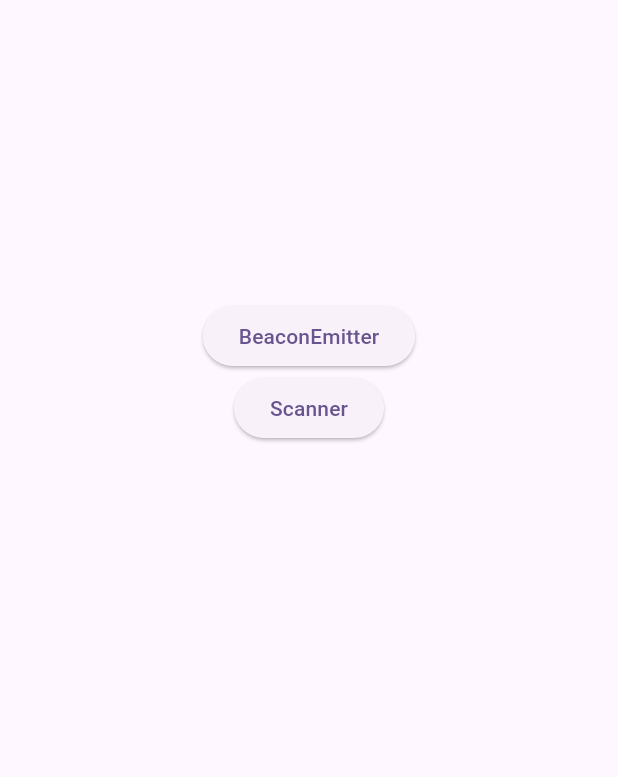
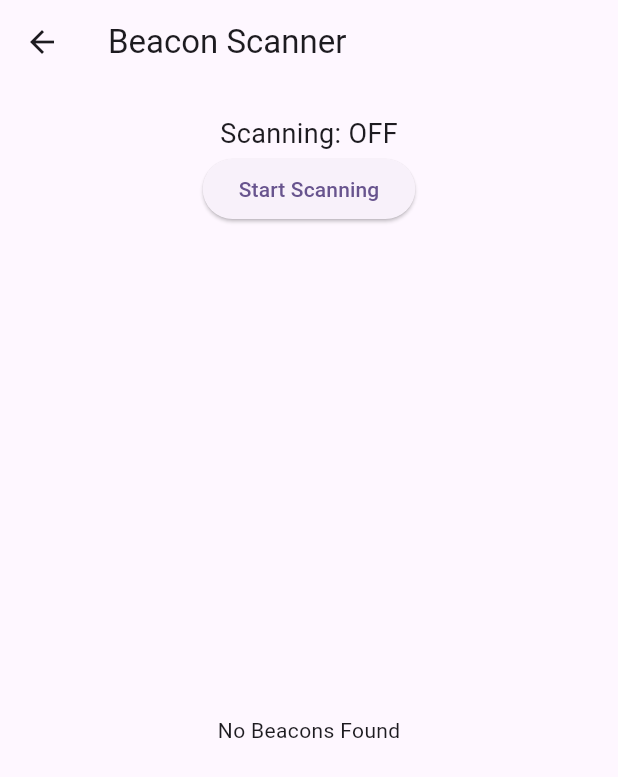
Before and after one commit to abhishekkhatiwada/OrderSaman, a Flutter app: the screen it shows after launch, after a tap on "Scanner", on a phone screen of 412 x 824 dp. Shown: the top 777 px of the screen. Run offline on Flutter 3.47's test engine with Material 3 defaults, Android fonts, the phone set to English and light mode, and no system bars; our stand-ins replace permission_handler; missing offline and left inert: beacon_broadcast, flutter_beacon.

Commit message:
fixes on ios

```diff
--- a/lib/beacon_scanner.dart
+++ b/lib/beacon_scanner.dart
@@ -1,107 +1,103 @@
-// import 'dart:async';
+import 'dart:async';
 
-// import 'package:flutter/material.dart';
-// import 'package:flutter_beacon/flutter_beacon.dart';
-// import 'package:permission_handler/permission_handler.dart';
+import 'package:flutter/material.dart';
+import 'package:flutter_beacon/flutter_beacon.dart';
+import 'package:permission_handler/permission_handler.dart';
 
-// class BeaconScannerApp extends StatefulWidget {
-//   const BeaconScannerApp({super.key});
+class BeaconScannerApp extends StatefulWidget {
+  const BeaconScannerApp({super.key});
 
-//   @override
-//   State<BeaconScannerApp> createState() => _BeaconScannerAppState();
-// }
+  @override
+  State<BeaconScannerApp> createState() => _BeaconScannerAppState();
+}
 
-// class _BeaconScannerAppState extends State<BeaconScannerApp> {
-//   bool isScanning = false;
-//   StreamSubscription<RangingResult>? _scanStream;
-//   List<Beacon> _beacons = [];
+class _BeaconScannerAppState extends State<BeaconScannerApp> {
+  bool isScanning = false;
+  StreamSubscription<RangingResult>? _scanStream;
+  List<Beacon> _beacons = [];
 
-//   @override
-//   void initState() {
-//     super.initState();
-//     _requestPermissions();
-//   }
+  @override
+  void initState() {
+    super.initState();
+    _requestPermissions();
+  }
 
-//   Future<void> _requestPermissions() async {
-//     await [
-//       Permission.bluetoothScan,
-//       Permission.bluetoothConnect,
-//       Permission.locationAlways,
-//       Permission.locationWhenInUse
-//     ].request();
-//   }
+  Future<void> _requestPermissions() async {
+    await [
+      Permission.bluetoothScan,
+      Permission.bluetoothConnect,
+      Permission.locationAlways,
+      Permission.locationWhenInUse
+    ].request();
+  }
 
-//   void _startScanning() async {
-//     if (isScanning) return;
+  void _startScanning() async {
+    if (isScanning) return;
 
-//     await flutterBeacon.initializeScanning;
-//     if (await flutterBeacon.bluetoothState != BluetoothState.stateOn) {
-//       debugPrint('Bluetooth is OFF');
-//       return;
-//     }
+    await flutterBeacon.initializeScanning;
+    if (await flutterBeacon.bluetoothState != BluetoothState.stateOn) {
+      debugPrint('Bluetooth is OFF');
+      return;
+    }
 
-//     final region = Region(
-//       identifier: 'TestRegion',
-//       proximityUUID:
-//           'E2C56DB5-DFFB-48D2-B060-D0F5A71096E0', // Replace with your beacon UUID
-//     );
+    final region = Region(
+      identifier: 'TestRegion',
+      proximityUUID: 'E2C56DB5-DFFB-48D2-B060-D0F5A71096E0',
+    );
 
-//     _scanStream =
-//         flutterBeacon.ranging([region]).listen((RangingResult result) {
-//       setState(() {
-//         _beacons = result.beacons;
-//         isScanning = true;
-//       });
-//     });
-//   }
+    _scanStream =
+        flutterBeacon.ranging([region]).listen((RangingResult result) {
+      setState(() {
+        _beacons = result.beacons;
+        isScanning = true;
+      });
+    });
+  }
 
-//   void _stopScanning() {
-//     _scanStream?.cancel();
-//     setState(() {
-//       isScanning = false;
-//       _beacons.clear();
-//     });
-//   }
+  void _stopScanning() {
+    _scanStream?.cancel();
+    setState(() {
+      isScanning = false;
+      _beacons.clear();
+    });
+  }
 
-//   @override
-//   void dispose() {
-//     _scanStream?.cancel();
-//     super.dispose();
-//   }
+  @override
+  void dispose() {
+    _scanStream?.cancel();
+    super.dispose();
+  }
 
-//   @override
-//   Widget build(BuildContext context) {
-//     return MaterialApp(
-//       debugShowCheckedModeBanner: false,
-//       home: Scaffold(
-//         appBar: AppBar(title: const Text("Beacon Scanner")),
-//         body: Column(
-//           children: [
-//             const SizedBox(height: 20),
-//             Text("Scanning: ${isScanning ? "ON" : "OFF"}",
-//                 style: const TextStyle(fontSize: 18)),
-//             ElevatedButton(
-//               onPressed: isScanning ? _stopScanning : _startScanning,
-//               child: Text(isScanning ? "Stop Scanning" : "Start Scanning"),
-//             ),
-//             Expanded(
-//               child: _beacons.isEmpty
-//                   ? const Center(child: Text("No Beacons Found"))
-//                   : ListView.builder(
-//                       itemCount: _beacons.length,
-//                       itemBuilder: (context, index) {
-//                         final beacon = _beacons[index];
-//                         return ListTile(
-//                           title: Text("UUID: ${beacon.proximityUUID}"),
-//                           subtitle: Text(
-//                               "RSSI: ${beacon.rssi} | Distance: ${beacon.accuracy.toStringAsFixed(2)}m"),
-//                         );
-//                       },
-//                     ),
-//             ),
-//           ],
-//         ),
-//       ),
-//     );
-//   }
-// }
+  @override
+  Widget build(BuildContext context) {
+    return Scaffold(
+      appBar: AppBar(title: const Text("Beacon Scanner")),
+      body: Column(
+        children: [
+          const SizedBox(height: 20),
+          Text("Scanning: ${isScanning ? "ON" : "OFF"}",
+              style: const TextStyle(fontSize: 18)),
+          ElevatedButton(
+            onPressed: isScanning ? _stopScanning : _startScanning,
+            child: Text(isScanning ? "Stop Scanning" : "Start Scanning"),
+          ),
+          Expanded(
+            child: _beacons.isEmpty
+                ? const Center(child: Text("No Beacons Found"))
+                : ListView.builder(
+                    itemCount: _beacons.length,
+                    itemBuilder: (context, index) {
+                      final beacon = _beacons[index];
+                      return ListTile(
+                        title: Text("UUID: ${beacon.proximityUUID}"),
+                        subtitle: Text(
+                            "RSSI: ${beacon.rssi} | Distance: ${beacon.accuracy.toStringAsFixed(2)}m"),
+                      );
+                    },
+                  ),
+          ),
+        ],
+      ),
+    );
+  }
+}
--- a/lib/homepage.dart
+++ b/lib/homepage.dart
@@ -1,3 +1,5 @@
+import 'package:demo/beacon_emitter.dart';
+import 'package:demo/beacon_scanner.dart';
 import 'package:flutter/material.dart';
 
 class Homepage extends StatelessWidget {
@@ -14,13 +16,20 @@ class Homepage extends StatelessWidget {
             ),
             ElevatedButton(
                 onPressed: () {
-                  // Navigator.push(
-                  //     context,
-                  // MaterialPageRoute(
-                  //     builder: (context) => BeaconBroadcastApp()));
+                  Navigator.push(
+                      context,
+                      MaterialPageRoute(
+                          builder: (context) => BeaconBroadcastApp()));
                 },
                 child: Text("BeaconEmitter")),
-            ElevatedButton(onPressed: () {}, child: Text("Scanner"))
+            ElevatedButton(
+                onPressed: () {
+                  Navigator.push(
+                      context,
+                      MaterialPageRoute(
+                          builder: (context) => BeaconScannerApp()));
+                },
+                child: Text("Scanner"))
           ],
         ),
       ),
--- a/pubspec.yaml
+++ b/pubspec.yaml
@@ -34,9 +34,9 @@ dependencies:
   # The following adds the Cupertino Icons font to your application.
   # Use with the CupertinoIcons class for iOS style icons.
   cupertino_icons: ^1.0.8
-  #beacon_broadcast: ^0.3.1
-  #flutter_beacon: ^0.5.1
-  #permission_handler: ^11.3.1
+  beacon_broadcast: ^0.3.1
+  flutter_beacon: ^0.5.1
+  permission_handler: ^11.3.1
 
 dev_dependencies:
   flutter_test:
```
Also changed, not shown: lib/beacon_emitter.dart (+72 -75 lines), pubspec.lock, 7 other files.
